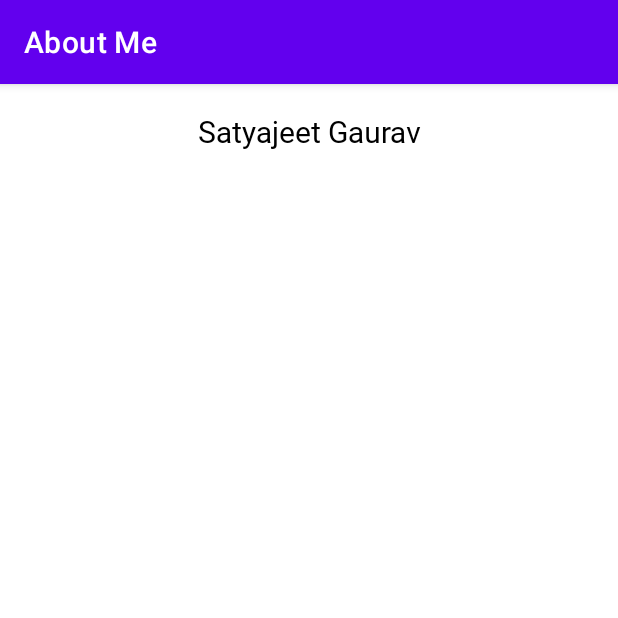
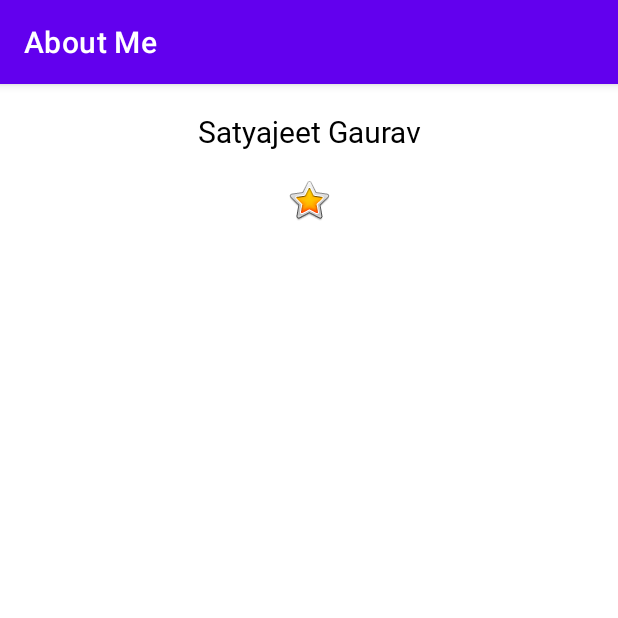
Before and after one commit to satyajeetmanu/About-Me, an Android app: the screen it shows after launch (MainActivity), on a phone screen of 412 x 824 dp, the top half of it. Run offline under Robolectric (Android 15) with nearby library versions, the phone set to English and light mode, and no system bars.

Commit message:
added an imageView for yellow star

```diff
--- a/app/src/main/res/layout/activity_main.xml
+++ b/app/src/main/res/layout/activity_main.xml
@@ -1,18 +1,29 @@
 <?xml version="1.0" encoding="utf-8"?>
 <LinearLayout xmlns:android="http://schemas.android.com/apk/res/android"
+    xmlns:app="http://schemas.android.com/apk/res-auto"
     xmlns:tools="http://schemas.android.com/tools"
     android:layout_width="match_parent"
     android:layout_height="match_parent"
+    android:orientation="vertical"
     tools:context=".MainActivity"
-    android:orientation="vertical">
+    tools:ignore="UseCompoundDrawables">
 
     <TextView
         android:id="@+id/textViewName"
+        style="@style/name_style"
         android:layout_width="match_parent"
         android:layout_height="wrap_content"
         android:layout_marginTop="@dimen/layoutMargin"
         android:text="@string/nameText"
-        android:textAlignment="center"
-        style="@style/name_style" />
+        android:textAlignment="center" />
+
+    <ImageView
+        android:id="@+id/star_image"
+        android:layout_width="match_parent"
+        android:layout_height="wrap_content"
+        android:layout_marginTop="16dp"
+        android:contentDescription="@string/yellow_star"
+        app:srcCompat="@android:drawable/btn_star_big_on"
+        tools:ignore="ImageContrastCheck" />
 
 </LinearLayout>
--- a/app/src/main/res/values/strings.xml
+++ b/app/src/main/res/values/strings.xml
@@ -1,4 +1,5 @@
 <resources>
     <string name="app_name">About Me</string>
     <string name="nameText">Satyajeet Gaurav</string>
+    <string name="yellow_star">Yellow star image</string>
 </resources>
```
